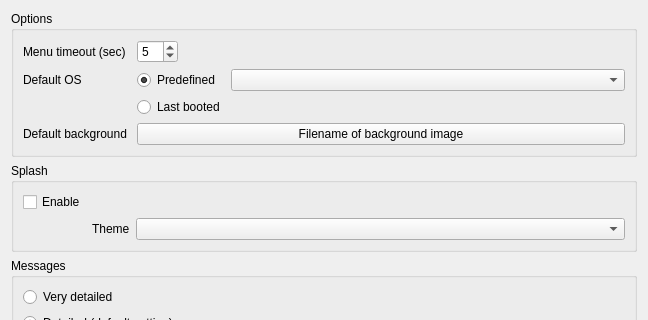
This is mainwindow.ui in AdrianTM/mx-boot-options as Qt 5 draws it before an edit; both pictures show x 0 to 648 and y 0 to 320 of the 648 by 511 pixel window. The edited form follows.
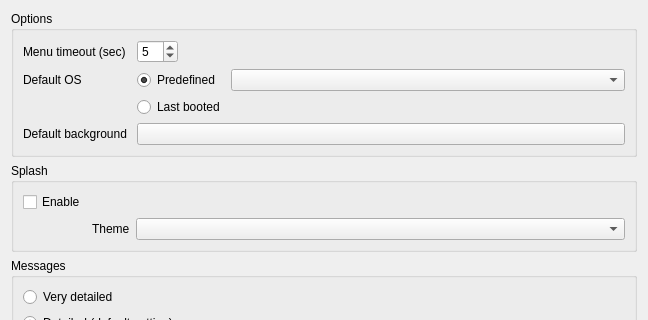
This is the edited form. Icons and pictures are not drawn.

Commit message: add image picker for bootloader background

```diff
--- a/mainwindow.ui
+++ b/mainwindow.ui
@@ -64,7 +64,7 @@
       <item row="3" column="1" colspan="2">
        <widget class="QPushButton" name="button_filename">
         <property name="text">
-         <string>Filename of background image</string>
+         <string/>
         </property>
         <property name="autoDefault">
          <bool>false</bool>
```
The commit also changes 2 other files.
